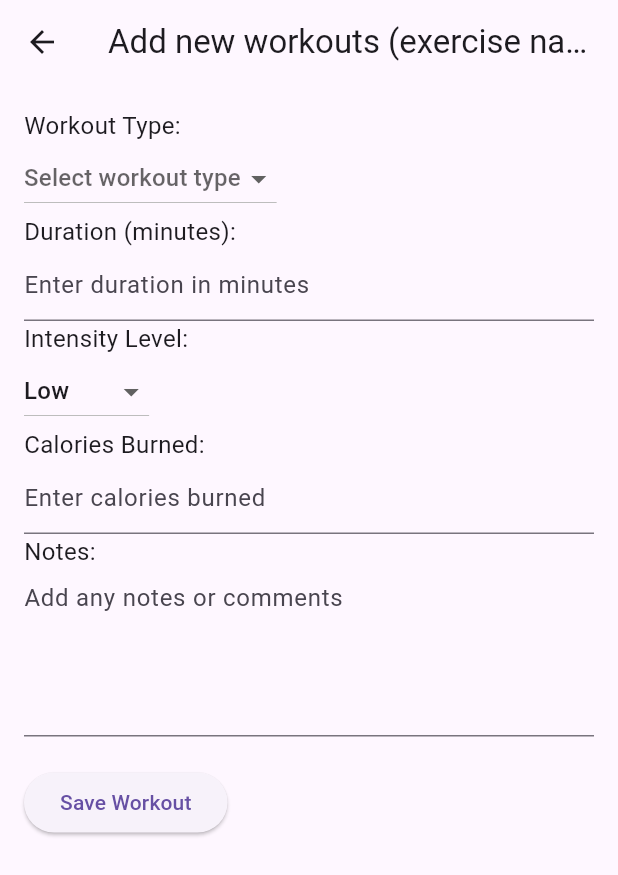
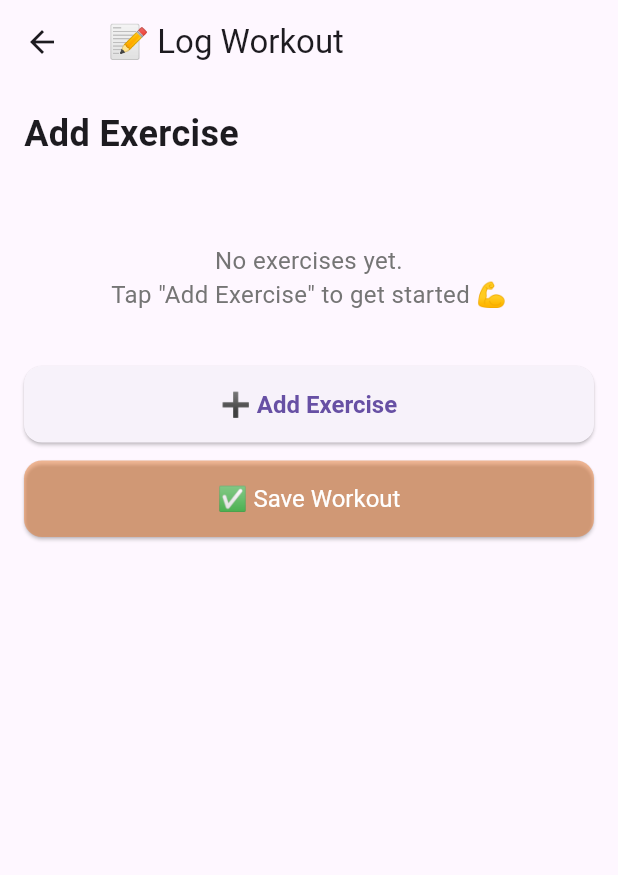
Before and after one commit to toluelesin-tj/Git, a Flutter app: the LogWorkoutPage screen opened directly, on a phone screen of 412 x 824 dp. Shown: the top 875 px of the screen. Run offline on Flutter 3.47's test engine with Material 3 defaults, Android fonts, the light colour scheme and no system bars.

Commit message:
Updated Logging Workout Page further

```diff
--- a/workout_tracker/lib/log_workout_page.dart
+++ b/workout_tracker/lib/log_workout_page.dart
@@ -4,160 +4,321 @@ import 'package:flutter/material.dart'; //uses Flutter's material design widgets
 class LogWorkoutPage extends StatefulWidget {
   @override
   _LogWorkoutPageState createState() => _LogWorkoutPageState();
+
 }
 
 // This holds the state for the page aka what variables to add etc so that this holds the data entered by the user
 class _LogWorkoutPageState extends State<LogWorkoutPage> {
+
+  final ScrollController _scrollController = ScrollController();
   // Variables to store the input data
-  String _workoutType = '';
-  double _duration = 0;
-  String _intensity = 'Low';
-  int _caloriesBurned = 0;
-  String _notes = '';
+  List<ExerciseEntry> _exercises = []; // stores exercises here in this list array
 
-  // override the initial varriables to give them functionality here
+  void _addExercise() { // execute logic when user adds exercise
+    setState(() { // setState tells Flutter the UI is changing and the page needs to be rebuilt
+      _exercises.add(ExerciseEntry()); // Adds exercise to te list of exercises stored in the array
+    });
+  }
+
+  void _saveWorkout() { // Executes logic when user taps Save Workout
+    // Later: Save to local DB or backend
+  for (int i = 0; i < _exercises.length; i++) {
+    final e = _exercises[i];
+    bool hasInvalid = false;
+
+    for (var s in e.sets) {
+      s.repsInvalid = s.reps == 0;
+      s.weightInvalid = s.weight == 0;
+      s.rpeInvalid = s.rpe == 0;
+
+      if (s.repsInvalid || s.weightInvalid || s.rpeInvalid) {
+        hasInvalid = true;
+      }
+    }
+
+// Error message if workouts are not filled in correctly
+
+   if (e.name.trim().isEmpty || hasInvalid) {
+      // Scroll to this exercise card
+      _scrollController.animateTo(
+        i * 300, // estimate height (can tweak later)
+        duration: Duration(milliseconds: 500),
+        curve: Curves.easeInOut,
+      );
+
+// Check if any sets are incomplete (e.g., reps = 0)
+
+    ScaffoldMessenger.of(context).showSnackBar(
+      SnackBar(content: Text('Please complete all fields.')),
+      );
+      setState(() {}); // refresh to show red borders
+      return;
+    }
+  }
+
+// Print message in web app
+
+    print('Workout Saved!');
+    ScaffoldMessenger.of(context).showSnackBar(
+    SnackBar(content: Text('Workout saved successfully ✅')),
+  );
+    for (var e in _exercises) { // each e represents one exercise in exercises array
+      print('Exercise: ${e.name}');
+      print('Notes: ${e.notes}');
+      for (var s in e.sets) {
+        print('  Set - Reps: ${s.reps}, Weight: ${s.weight}, RPE: ${s.rpe}');
+      }
+      print('---'); // split each workout listed
+    }
+  }
+
+  @override // need to redefine method or behaviours that comes from classes I'm inheriting from
+  Widget build(BuildContext context) { //overriding the build() method from State class which needs to happen when making a widget that needs a UI
+    return Scaffold( // return built in Flutter layour that gives an app bar, a body, floating buttons and bottom navigation etc
+      appBar: AppBar(title: Text('📝 Log Workout')),
+      body: ListView(
+        controller: _scrollController,
+        padding: const EdgeInsets.all(16),
+        children: [
+          Text(
+            'Add Exercise',
+            style: TextStyle(fontSize: 24, fontWeight: FontWeight.bold),
+          ),
+          const SizedBox(height: 16),
+
+// Error handling incase exercises are not filled in
+
+          if (_exercises.isEmpty)
+            ...[
+              SizedBox(height: 40),
+              Center(
+                child: Text(
+                  'No exercises yet.\nTap "Add Exercise" to get started 💪',
+                  textAlign: TextAlign.center,
+                  style: TextStyle(fontSize: 16, color: Colors.grey[600]),
+                ),
+              ),
+              SizedBox(height: spacing * 2),
+            ]
+          else
+          ..._exercises.map((e) => ExerciseCard(entry: e)).toList(),
+
+          const SizedBox(height: 12),
+          ElevatedButton(
+            style: ElevatedButton.styleFrom(padding: EdgeInsets.symmetric(vertical: 16),
+                    textStyle: TextStyle(fontSize: 16, fontWeight: FontWeight.bold),
+                    shape: RoundedRectangleBorder(
+                      borderRadius: BorderRadius.circular(12)
+                    )),
+            onPressed: _addExercise,
+            child: Text('➕ Add Exercise'),
+          ),
+
+          SizedBox(height: spacing),
+
+          ElevatedButton(
+            style: ElevatedButton.styleFrom(
+                  backgroundColor: Color.fromARGB(123, 234, 123, 45),
+                  foregroundColor: Colors.white,
+                  padding: EdgeInsets.symmetric(vertical: 16),
+                  textStyle: TextStyle(fontSize: 16),
+                  shape: RoundedRectangleBorder(
+                    borderRadius: BorderRadius.circular(12),
+                  ),
+                ),
+            onPressed: _saveWorkout,
+            child: Text('✅ Save Workout'),
+          ),
+        ],
+      ),
+    );
+  }
+}
+
+// Exercise data model
+class ExerciseEntry {
+  String name = '';
+  List<SetEntry> sets = [];
+  String notes = '';
+  bool isSuperset = false;
+
+  ExerciseEntry() {
+    sets.add(SetEntry());
+  }
+}
+
+// build a class for one set entry in an exercise. Optional RPE field but important for advanced logging in the future
+class SetEntry {
+  int reps = 0;
+  double weight = 0;
+  double rpe = 0;
+
+  bool repsInvalid = false;
+  bool weightInvalid = false;
+  bool rpeInvalid = false;
+}
+
+// ExerciseCard widget to input each exercise
+class ExerciseCard extends StatefulWidget {
+  final ExerciseEntry entry; // values cannot be changed once assigned using final. Value can only be assigned once essentially
+
+  const ExerciseCard({required this.entry, Key? key}) : super(key: key); // makes the collection from the final field mutable
+
   @override
-  Widget build(BuildContext context) {
-    return Scaffold(
-      appBar: AppBar(
-        title: Text('Add new workouts (exercise name, sets, reps, weight, etc.).'),
-      ),
-      body: Padding(
-        padding: const EdgeInsets.all(16.0),
+  _ExerciseCardState createState() => _ExerciseCardState();
+}
+
+// Create a class to make the Exercise Card presenatable
+
+class _ExerciseCardState extends State<ExerciseCard> {
+  @override
+  Widget build(BuildContext context) { // make the widget look nice
+    return Card(
+      elevation: 4,
+      shape: RoundedRectangleBorder(borderRadius: BorderRadius.circular(12)), // make it have a nice border
+      margin: const EdgeInsets.only(bottom: 20),
+      child: Padding(
+        padding: const EdgeInsets.all(12),
         child: Column(
           crossAxisAlignment: CrossAxisAlignment.start,
           children: [
-            _buildWorkoutTypeSelection(),
-            _buildDurationInput(),
-            _buildIntensitySelection(),
-            _buildCaloriesBurnedInput(),
-            _buildNotesInput(),
-            _buildSaveButton(),
+            Text(
+              'Exercise Details',
+              style: sectionTitleStyle,
+            ),
+            const SizedBox(height: spacing),
+            TextField(
+              decoration: InputDecoration(labelText: 'Exercise Name', border: OutlineInputBorder()),
+              onChanged: (val) => widget.entry.name = val, // when the user types something into the Exercise Name field, update entry.name with that specific value
+            ),
+            const SizedBox(height: 16),
+            Divider(),
+            Text(
+              'Sets',
+              style: sectionTitleStyle,
+            ),
+            const SizedBox(height: spacing),
+            ..._buildSetFields(),
+            Align(
+              alignment: Alignment.centerLeft,
+              child: TextButton.icon(onPressed: (){setState(() {
+                widget.entry.sets.add(SetEntry());
+              });
+              },
+              icon: Icon(Icons.add),
+              label: Text('Add Set')),
+            ),
+           const SizedBox(height: 16),
+            Divider(),
+            Text(
+              'Notes',
+              style: sectionTitleStyle,
+            ),
+            const SizedBox(height: spacing),
+            TextField(
+              maxLines: 3,
+              decoration: InputDecoration(
+                hintText: 'Any thoughts, cues, or reminders...',
+                border: OutlineInputBorder(),
+              ),
+              onChanged: (val) => widget.entry.notes = val,
+            ),
+            const SizedBox(height: 12),
+            CheckboxListTile(
+              title: Text('Was this a Superset?'),
+              value: widget.entry.isSuperset,
+              onChanged: (val) {
+                setState(() {
+                  widget.entry.isSuperset = val ?? false;
+                });
+              },
+              controlAffinity: ListTileControlAffinity.leading,
+              contentPadding: EdgeInsets.zero,
+            ),
           ],
         ),
       ),
     );
   }
 
-  // Widget for selecting workout type
-  Widget _buildWorkoutTypeSelection() {
-    return Column(
-      crossAxisAlignment: CrossAxisAlignment.start,
+// Build all the sets for that exercise
+
+   List<Widget> _buildSetFields() {
+    return widget.entry.sets.asMap().entries.map((entry) {
+      final index = entry.key;
+      final set = entry.value;
+      return Padding(
+        padding: const EdgeInsets.symmetric(vertical: 4),
+        child: Row(
           children: [
-        Text('Workout Type:', style: TextStyle(fontSize: 16)),
-        DropdownButton<String>(
-          value: _workoutType.isEmpty ? null : _workoutType,
-          hint: Text('Select workout type'),
-          onChanged: (String? newValue) {
+           _buildNumberInput(
+                label: 'Reps',
+                initial: set.reps.toString(),
+                onChanged: (val) {
                   setState(() {
-              _workoutType = newValue!;
+                    set.reps = int.tryParse(val) ?? 0;
+                    set.repsInvalid = false; // clear error on change
                   });
                 },
-          items: <String>['Cardio', 'Strength', 'CrossFit', 'Powerlifiting', 'Other']
-              .map<DropdownMenuItem<String>>((String value) {
-            return DropdownMenuItem<String>(
-              value: value,
-              child: Text(value),
-            );
-          }).toList(),
+                isInvalid: set.repsInvalid,
+              ),
+            const SizedBox(width: 8),
+            _buildNumberInput(
+              label: 'Weight',
+              initial: set.weight.toString(),
+              onChanged: (val) {
+                setState(() {
+                    set.weight = double.tryParse(val) ?? 0;
+                    set.weightInvalid = false; // clear error on change
+                  });
+                },
+                isInvalid: set.weightInvalid,
+              ),
+            const SizedBox(width: 8),
+            _buildNumberInput(
+              label: 'RPE',
+              initial: set.rpe.toString(),
+              onChanged: (val) {
+                setState(() {
+                    set.rpe = double.tryParse(val) ?? 0;
+                    set.rpeInvalid = false; // clear error on change
+                  });
+                },
+                isInvalid: set.rpeInvalid,
               ),
           ],
+        ),
       );
+    }).toList();
   }
 
-  // Widget for inputting workout duration
-  Widget _buildDurationInput() {
-    return Column(
-      crossAxisAlignment: CrossAxisAlignment.start,
-      children: [
-        Text('Duration (minutes):', style: TextStyle(fontSize: 16)),
-        TextField(
+// Reusable helper function that builds a labeled number input
+
+  Widget _buildNumberInput({
+    required String label,
+    required String initial,
+    required Function(String) onChanged,
+    required bool isInvalid,
+  }) {
+    return Expanded(
+      child: TextField(
         keyboardType: TextInputType.number,
-          decoration: InputDecoration(hintText: 'Enter duration in minutes'),
-          onChanged: (value) {
-            setState(() {
-              _duration = double.tryParse(value) ?? 0;
-            });
-          },
+        decoration: InputDecoration(
+          labelText: label,
+          border: OutlineInputBorder(),
+          errorText: isInvalid ? 'Required' : null,
         ),
-      ],
-    );
-  }
-
-  // Widget for selecting intensity level
-  Widget _buildIntensitySelection() {
-    return Column(
-      crossAxisAlignment: CrossAxisAlignment.start,
-      children: [
-        Text('Intensity Level:', style: TextStyle(fontSize: 16)),
-        DropdownButton<String>(
-          value: _intensity,
-          onChanged: (String? newValue) {
-            setState(() {
-              _intensity = newValue!;
-            });
-          },
-          items: <String>['Low', 'Medium', 'High']
-              .map<DropdownMenuItem<String>>((String value) {
-            return DropdownMenuItem<String>(
-              value: value,
-              child: Text(value),
-            );
-          }).toList(),
-        ),
-      ],
-    );
-  }
-
-  // Widget for entering calories burned
-  Widget _buildCaloriesBurnedInput() {
-    return Column(
-      crossAxisAlignment: CrossAxisAlignment.start,
-      children: [
-        Text('Calories Burned:', style: TextStyle(fontSize: 16)),
-        TextField(
-          keyboardType: TextInputType.number,
-          decoration: InputDecoration(hintText: 'Enter calories burned'),
-          onChanged: (value) {
-            setState(() {
-              _caloriesBurned = int.tryParse(value) ?? 0;
-            });
-          },
-        ),
-      ],
-    );
-  }
-
-  // Widget for entering workout notes
-  Widget _buildNotesInput() {
-    return Column(
-      crossAxisAlignment: CrossAxisAlignment.start,
-      children: [
-        Text('Notes:', style: TextStyle(fontSize: 16)),
-        TextField(
-          maxLines: 4,
-          decoration: InputDecoration(hintText: 'Add any notes or comments'),
-          onChanged: (value) {
-            setState(() {
-              _notes = value;
-            });
-          },
-        ),
-      ],
-    );
-  }
-
-  // Save button to log the workout
-  Widget _buildSaveButton() {
-    return Padding(
-      padding: const EdgeInsets.symmetric(vertical: 20.0),
-      child: ElevatedButton(
-        onPressed: () {
-          // Call function to save workout data (you could save to a local database or backend here)
-          print('Workout Saved!');
-        },
-        child: Text('Save Workout'),
+        onChanged: onChanged,
       ),
     );
   }
 }
+
+// Custom Font size stuff
+
+const double spacing = 12.0;
+
+const TextStyle sectionTitleStyle = TextStyle(
+  fontSize: 16,
+  fontWeight: FontWeight.bold,
+);
```
Lines whose indentation alone changed are shown as unchanged.
